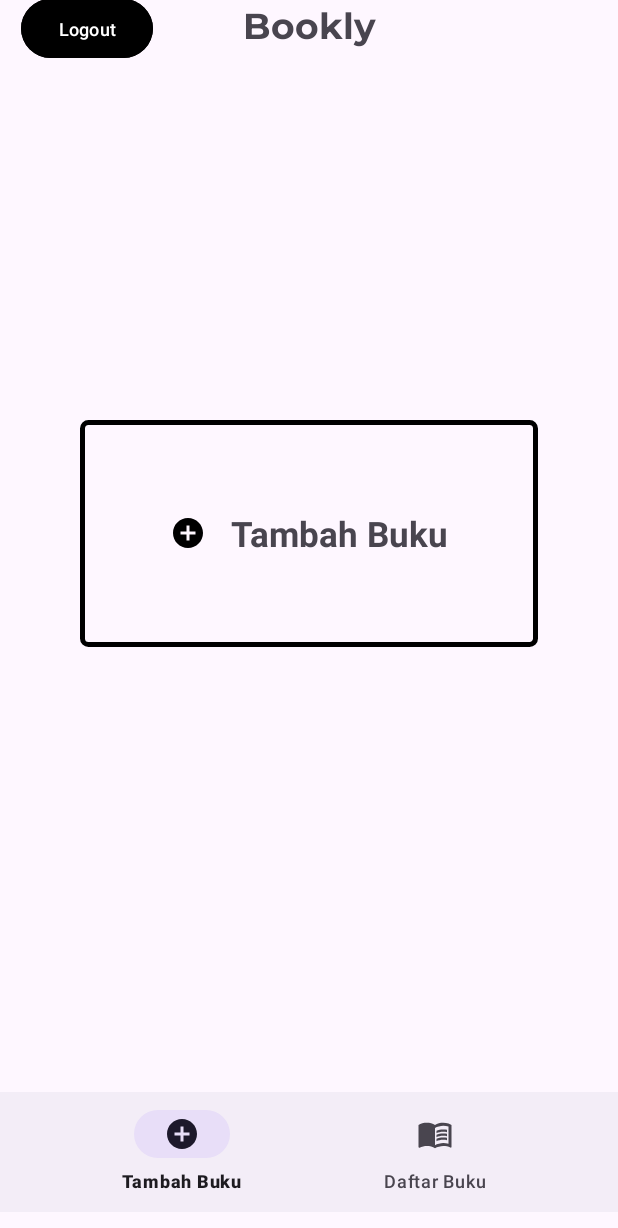
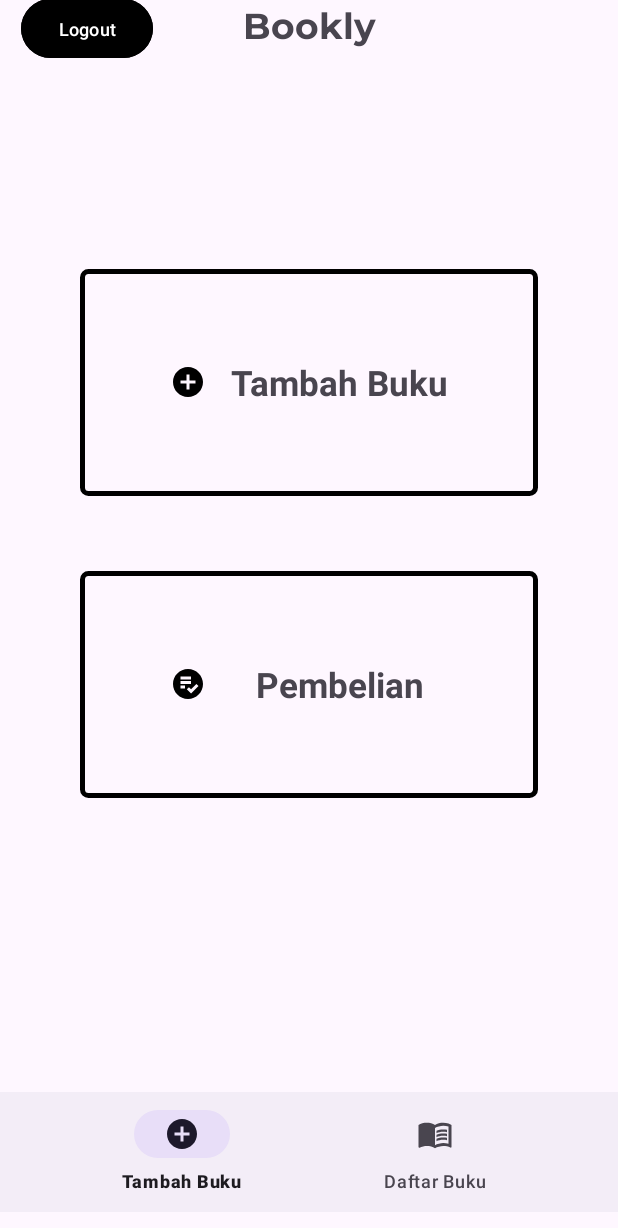
Before and after one commit to Mahesandra23/UTS_LEC_MAP, an Android app: the AdminFragment screen opened through its navigation route, on a phone screen of 412 x 824 dp. Shown: the top 1228 px of the screen. Run offline under Robolectric (Android 15) with nearby library versions, the light colour scheme and no system bars; our stand-ins replace Firebase (no records; nobody signed in at launch, a user with empty details on screens opened directly).

Commit message:
nambah page untuk melihat pembelian

```diff
--- a/app/src/main/java/com/example/uts_lec_map/AdminFragment.kt
+++ b/app/src/main/java/com/example/uts_lec_map/AdminFragment.kt
@@ -54,6 +54,14 @@ class AdminFragment : Fragment() {
             findNavController().navigate(R.id.action_adminFragment_to_loginFragment)
         }
 
+        // Menambahkan navigasi ke halaman Purchased Book
+        val purchasedBookTextView = view.findViewById<TextView>(R.id.purchased_book)
+        purchasedBookTextView.setOnClickListener {
+            // Navigasi ke halaman Purchased Book
+            findNavController().navigate(R.id.action_adminFragment_to_purchasedBookFragment)
+        }
+
+
         // Mengembalikan tampilan view fragment
         return view
     }
--- /dev/null
+++ b/app/src/main/res/drawable/baseline_playlist_add_check_circle_24.xml
@@ -0,0 +1,5 @@
+<vector xmlns:android="http://schemas.android.com/apk/res/android" android:height="24dp" android:tint="#000000" android:viewportHeight="24" android:viewportWidth="24" android:width="24dp">
+
+    <path android:fillColor="@android:color/white" android:pathData="M12,2C6.48,2 2,6.48 2,12c0,5.52 4.48,10 10,10c5.52,0 10,-4.48 10,-10C22,6.48 17.52,2 12,2zM7,7h7v2H7V7zM7,10h7v2H7V10zM10,15H7v-2h3V15zM14.05,18.36l-2.83,-2.83l1.41,-1.41l1.41,1.41L17.59,12L19,13.41L14.05,18.36z"/>
+
+</vector>
--- a/app/src/main/res/layout/fragment_admin.xml
+++ b/app/src/main/res/layout/fragment_admin.xml
@@ -34,8 +34,7 @@
 
 
 
-
-    <!-- Container for Add and Edit Book -->
+    <!-- Container for Add Edit Book, and managed purchased book -->
     <LinearLayout
         android:layout_width="wrap_content"
         android:layout_height="wrap_content"
@@ -62,6 +61,22 @@
             android:clickable="true"
             android:focusable="true" />
 
+        <TextView
+            android:id="@+id/purchased_book"
+            android:layout_width="match_parent"
+            android:layout_height="wrap_content"
+            android:background="@drawable/border_background"
+            android:drawableStart="@drawable/baseline_playlist_add_check_circle_24"
+            android:drawablePadding="16dp"
+            android:text="Pembelian"
+            android:textSize="23sp"
+            android:textStyle="bold"
+            android:layout_marginBottom="50dp"
+            android:padding="60dp"
+            android:gravity="center"
+            android:clickable="true"
+            android:focusable="true" />
+
 
 
     </LinearLayout>
--- a/app/src/main/res/navigation/nav_graph.xml
+++ b/app/src/main/res/navigation/nav_graph.xml
@@ -25,7 +25,18 @@
         <action
             android:id="@+id/action_adminFragment_to_loginFragment"
             app:destination="@id/loginFragment" />
+
+        <action
+            android:id="@+id/action_adminFragment_to_purchasedBookFragment"
+            app:destination="@id/purchasedBookFragment" />
     </fragment>
+
+    <fragment
+        android:id="@+id/purchasedBookFragment"
+        android:name="com.example.uts_lec_map.PurchasedBookFragment"
+        android:label="Purchased Book"
+        tools:layout="@layout/fragment_purchased_book" />
+
 
     <fragment
         android:id="@+id/listBookFragment"
```
Also changed, not shown: app/src/main/java/com/example/uts_lec_map/PurchasedBookFragment.kt (added, +76 -0 lines), app/src/main/res/layout/fragment_purchased_book.xml (added, +65 -0 lines).
